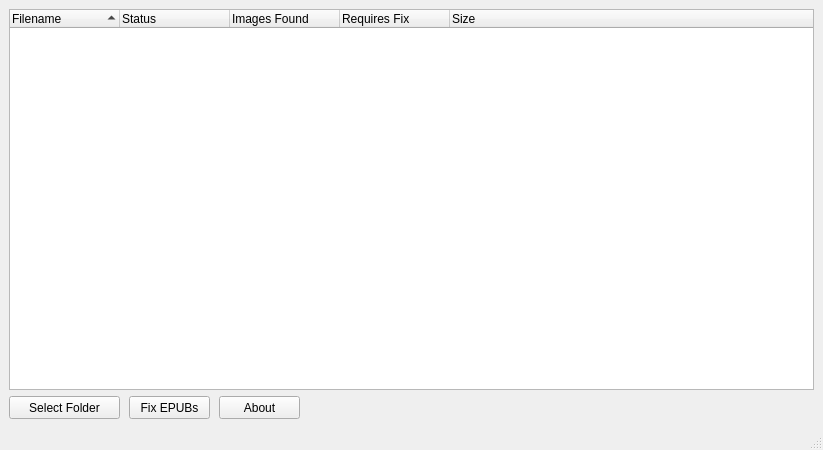
Before: the Qt Designer form mainwindow.ui in Stunjelly/ios2m, drawn with Qt 5.
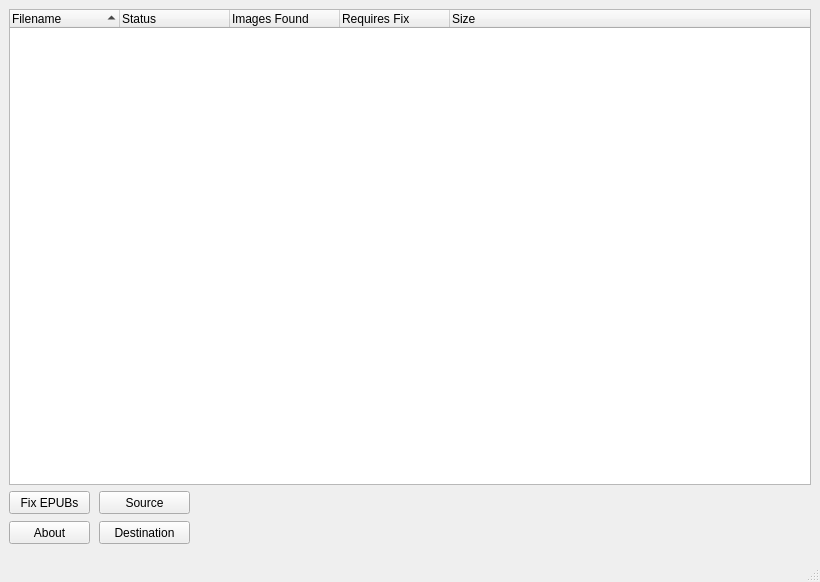
After: the same form once the commit is applied. Icons and pictures are not drawn.

Commit message: Added Dest folder, fixed issue with reading on windows.

Diff of the .ui file:
```diff
--- a/mainwindow.ui
+++ b/mainwindow.ui
@@ -6,10 +6,16 @@
    <rect>
     <x>0</x>
     <y>0</y>
-    <width>823</width>
-    <height>450</height>
+    <width>820</width>
+    <height>582</height>
    </rect>
   </property>
+  <property name="minimumSize">
+   <size>
+    <width>820</width>
+    <height>0</height>
+   </size>
+  </property>
   <property name="windowTitle">
    <string>iOS2M - Stunjelly eBook Services</string>
   </property>
@@ -83,26 +89,26 @@
       <property name="minimumSize">
        <size>
         <width>0</width>
-        <height>23</height>
+        <height>60</height>
        </size>
       </property>
       <widget class="QPushButton" name="btnopen">
        <property name="geometry">
         <rect>
-         <x>0</x>
+         <x>90</x>
          <y>0</y>
-         <width>111</width>
+         <width>91</width>
          <height>23</height>
         </rect>
        </property>
        <property name="text">
-        <string>Select Folder</string>
+        <string>Source</string>
        </property>
       </widget>
       <widget class="QPushButton" name="btnfix">
        <property name="geometry">
         <rect>
-         <x>120</x>
+         <x>0</x>
          <y>0</y>
          <width>81</width>
          <height>23</height>
@@ -115,8 +121,8 @@
       <widget class="QPushButton" name="btnabout">
        <property name="geometry">
         <rect>
-         <x>210</x>
-         <y>0</y>
+         <x>0</x>
+         <y>30</y>
          <width>81</width>
          <height>23</height>
         </rect>
@@ -125,6 +131,45 @@
         <string>About</string>
        </property>
       </widget>
+      <widget class="QPushButton" name="btn_dest">
+       <property name="geometry">
+        <rect>
+         <x>90</x>
+         <y>30</y>
+         <width>91</width>
+         <height>23</height>
+        </rect>
+       </property>
+       <property name="text">
+        <string>Destination</string>
+       </property>
+      </widget>
+      <widget class="QLabel" name="sourcelabel">
+       <property name="geometry">
+        <rect>
+         <x>190</x>
+         <y>0</y>
+         <width>621</width>
+         <height>21</height>
+        </rect>
+       </property>
+       <property name="text">
+        <string/>
+       </property>
+      </widget>
+      <widget class="QLabel" name="destlabel">
+       <property name="geometry">
+        <rect>
+         <x>190</x>
+         <y>30</y>
+         <width>621</width>
+         <height>21</height>
+        </rect>
+       </property>
+       <property name="text">
+        <string/>
+       </property>
+      </widget>
      </widget>
     </item>
    </layout>
```
Left out of the diff: 2 changed lines with no effect on the pictures. The commit also changes 3 other files.
